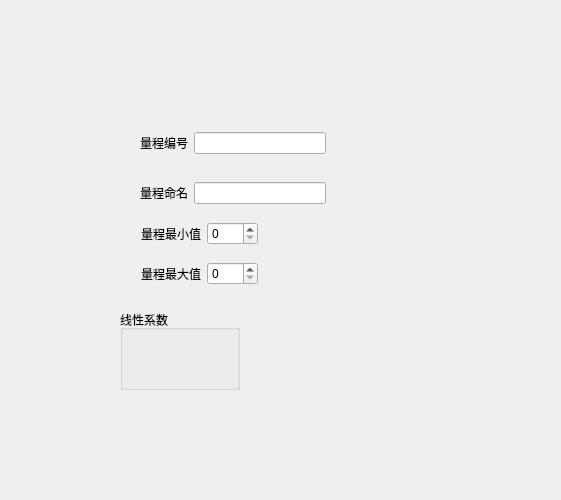
First picture: the form in src/config_ui/qt/src/config/ui/variant_edit/measuringset/ve_me_measuringedit.ui, repository eth-from-zero/qzy-environmental-monitoring, before the edit.
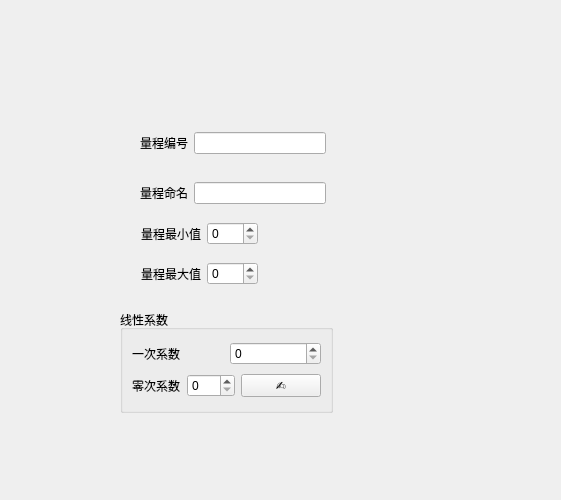
Second picture: the form after the edit.

The edit to the form file:
```diff
--- a/src/config_ui/qt/src/config/ui/variant_edit/measuringset/ve_me_measuringedit.ui
+++ b/src/config_ui/qt/src/config/ui/variant_edit/measuringset/ve_me_measuringedit.ui
@@ -62,15 +62,52 @@
     <rect>
      <x>120</x>
      <y>310</y>
-     <width>120</width>
-     <height>80</height>
+     <width>213</width>
+     <height>103</height>
     </rect>
    </property>
    <property name="title">
     <string>线性系数</string>
    </property>
+   <layout class="QVBoxLayout" name="verticalLayout">
+    <item>
+     <layout class="QHBoxLayout" name="horizontalLayout_5">
+      <item>
+       <widget class="QLabel" name="label_5">
+        <property name="text">
+         <string>一次系数</string>
+        </property>
+       </widget>
+      </item>
+      <item>
+       <widget class="QSpinBox" name="spinBox_3"/>
+      </item>
+     </layout>
+    </item>
+    <item>
+     <layout class="QHBoxLayout" name="horizontalLayout_6">
+      <item>
+       <widget class="QLabel" name="label_6">
+        <property name="text">
+         <string>零次系数</string>
+        </property>
+       </widget>
+      </item>
+      <item>
+       <widget class="QSpinBox" name="spinBox_4"/>
+      </item>
+      <item>
+       <widget class="QPushButton" name="pushButton">
+        <property name="text">
+         <string>✍️</string>
+        </property>
+       </widget>
+      </item>
+     </layout>
+    </item>
+   </layout>
   </widget>
-  <widget class="QWidget" name="">
+  <widget class="QWidget" name="layoutWidget">
    <property name="geometry">
     <rect>
      <x>141</x>
@@ -92,7 +129,7 @@
     </item>
    </layout>
   </widget>
-  <widget class="QWidget" name="">
+  <widget class="QWidget" name="layoutWidget">
    <property name="geometry">
     <rect>
      <x>141</x>
```
